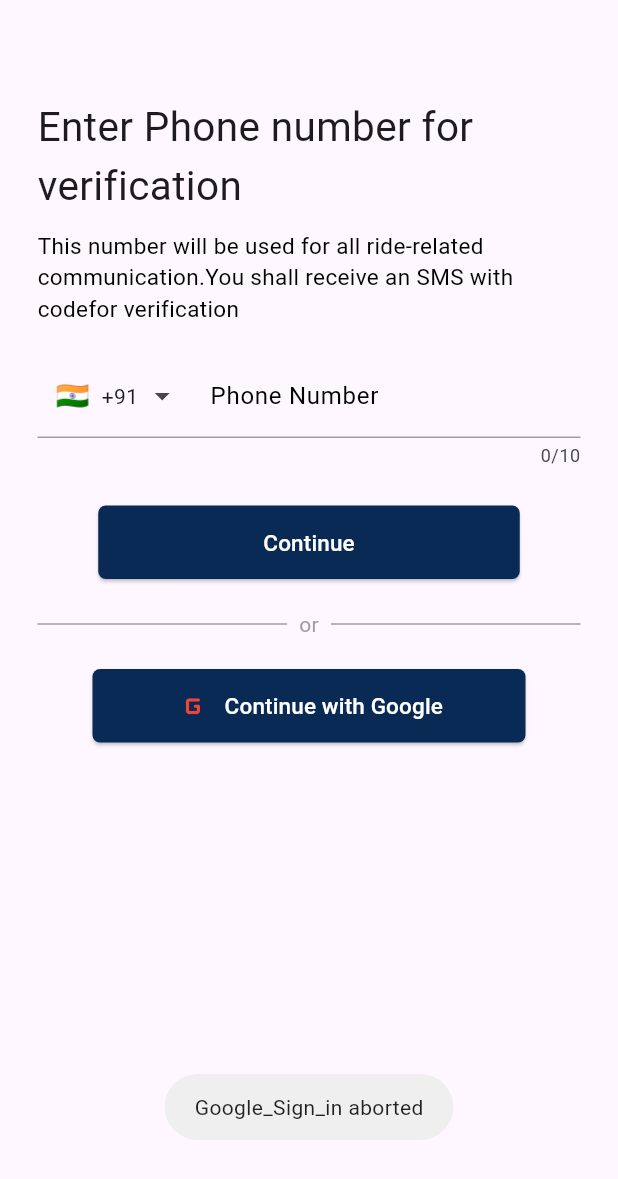
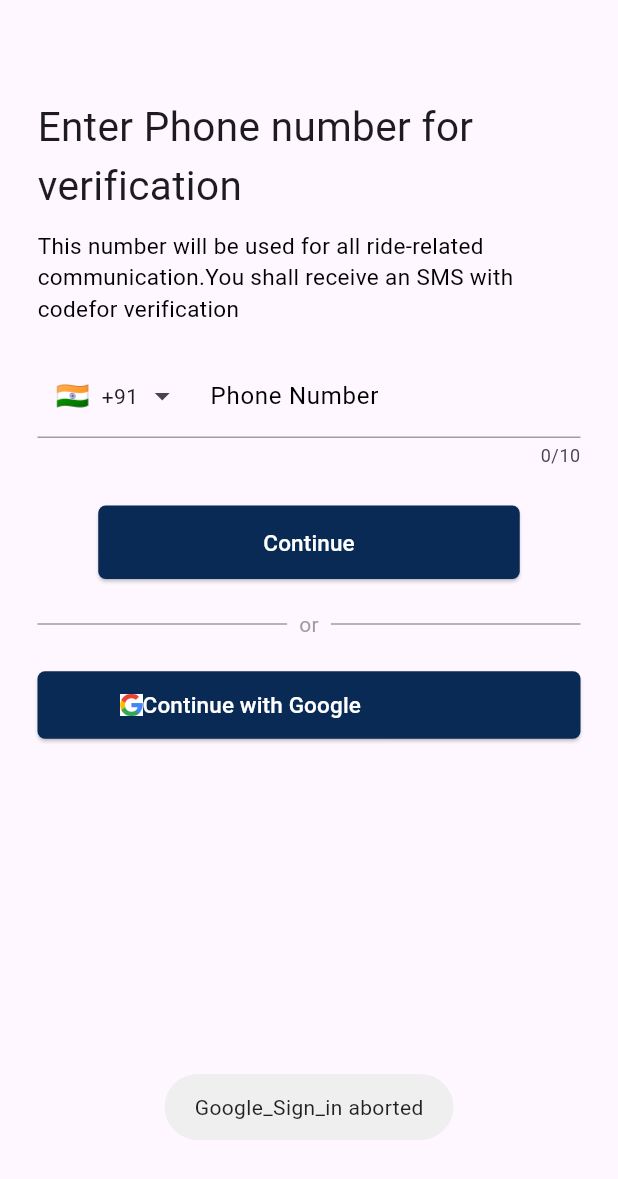
Before and after one commit to CodingWithAditya-life/TripTo, a Flutter app: the SignUpPage screen opened directly, after a tap on "Continue with Google", on a phone screen of 412 x 824 dp. Shown: the top 1179 px of the screen. Run offline on Flutter 3.47's test engine with Material 3 defaults, Android fonts, the phone set to English and light mode, and no system bars; drawn by our look-alikes of intl_phone_field; our stand-ins replace firebase_auth, firebase_core, fluttertoast, google_fonts, google_sign_in, pinput and 1 more; accounts and stored records are empty.

Commit message:
replace icon with googleImage in elevated button

```diff
--- a/lib/features/authentication/screens/signUp/signUp_page.dart
+++ b/lib/features/authentication/screens/signUp/signUp_page.dart
@@ -3,7 +3,6 @@ import 'package:flutter/cupertino.dart';
 import 'package:flutter/material.dart';
 import 'package:intl_phone_field/intl_phone_field.dart';
 import 'package:provider/provider.dart';
-import 'package:tripto/features/authentication/screens/auth_service.dart';
 import 'package:tripto/features/authentication/screens/signUp/verify_otp_page.dart';
 import 'package:tripto/provider/auth_provider.dart';
 
@@ -29,17 +28,17 @@ class _SignUpPageState extends State<SignUpPage> {
             mainAxisSize: MainAxisSize.min,
             mainAxisAlignment: MainAxisAlignment.start,
             children: [
-              SizedBox(
+              const SizedBox(
                 height: 40,
               ),
               const Text(
                 'Enter Phone number for verification',
                 style: TextStyle(fontSize: 27),
               ),
-              SizedBox(
+              const SizedBox(
                 height: 10,
               ),
-              Text(
+              const Text(
                 "This number will be used for all ride-related communication.You shall receive an SMS with codefor verification",
                 style: TextStyle(fontSize: 15, color: Colors.black),
               ),
@@ -88,12 +87,12 @@ class _SignUpPageState extends State<SignUpPage> {
                   backgroundColor: TripToColor.buttonColors,
                   foregroundColor: Colors.white,
                 ),
-                child: Text(
+                child: const Text(
                   'Continue',
                   style: TextStyle(fontSize: 15),
                 ),
               ),
-              Padding(
+              const Padding(
                 padding: EdgeInsets.symmetric(vertical: 20),
                 child: Row(
                   children: [
@@ -107,7 +106,7 @@ class _SignUpPageState extends State<SignUpPage> {
                   ],
                 ),
               ),
-              ElevatedButton.icon(
+              ElevatedButton(
                 onPressed: () {
                 authProvider.logInWithGoogle(context);
                 },
@@ -117,12 +116,15 @@ class _SignUpPageState extends State<SignUpPage> {
                   foregroundColor: Colors.white,
                   padding: EdgeInsets.symmetric(horizontal: 55, vertical: 12),
                 ),
-                icon: Icon(
-                  Icons.g_mobiledata_rounded,
-                  color: Colors.red,
-                  size: 25,
-                ),
-                label: Text('Continue with Google',style: TextStyle(fontSize: 15),),
+                  child: Row(
+                    children: [
+                      Image.asset('assets/images/googlepic.jpg',height: 20,width: 15,),
+                      const Padding(
+                        padding: EdgeInsets.only(right: 8.0),
+                        child: Text('Continue with Google',style: TextStyle(fontSize: 15),),
+                      ),
+                    ],
+                  ),
               ),
             ],
           ),
--- a/lib/provider/auth_provider.dart
+++ b/lib/provider/auth_provider.dart
@@ -20,7 +20,7 @@ class AuthController extends ChangeNotifier{
                 Navigator.push(
                     context,
                     MaterialPageRoute(
-                        builder: (context) => HomeScreen(),
+                        builder: (context) => const HomeScreen(),
                     ));
             }
 
```
